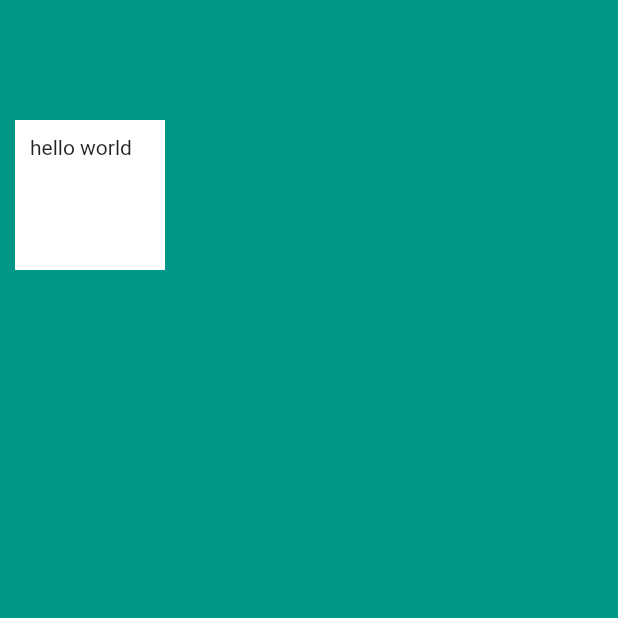
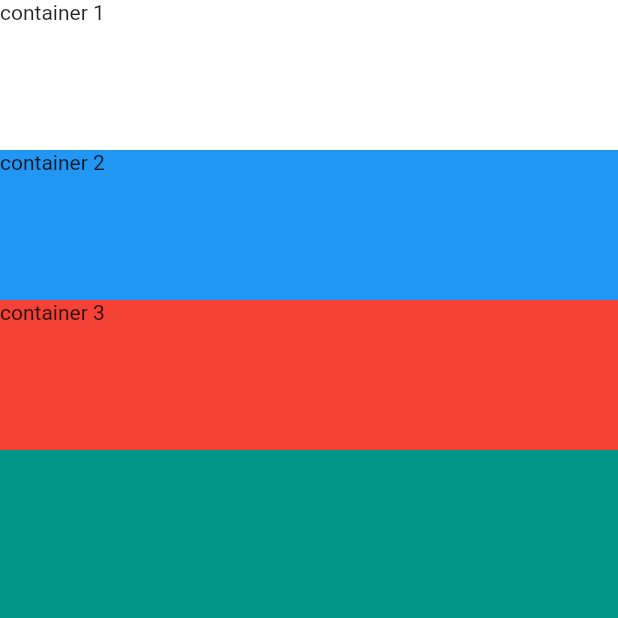
Before and after one commit to BasharAlQudah/Mobile_app_gp2, a Flutter app: the screen it shows after launch, on a phone screen of 412 x 824 dp, the top half of it. Run offline on Flutter 3.47's test engine with Material 2 defaults, Android fonts, the phone set to English and light mode, and no system bars.

Commit message:
Column and Rows

```diff
--- a/bashar_personal_app/lib/main.dart
+++ b/bashar_personal_app/lib/main.dart
@@ -12,13 +12,46 @@ class MyApp extends StatelessWidget {
       home: Scaffold(
         backgroundColor: Colors.teal,
         body: SafeArea(
-          child: Container(
-            height: 100,
-            width: 100,
-            margin: EdgeInsets.fromLTRB(10, 80, 3, 421),
-            padding: EdgeInsets.all(10),
-            color: Colors.white,
-            child: Text('hello world'),
+          child: Column(
+            mainAxisSize: MainAxisSize.min,
+            // verticalDirection: VerticalDirection.up,
+            crossAxisAlignment: CrossAxisAlignment.stretch,
+            // mainAxisAlignment: MainAxisAlignment.spaceEvenly,
+            children: [
+              Container(
+                height: 100,
+                width: 100,
+                // padding: const EdgeInsets.all(10),
+                // margin: const EdgeInsets.all(5),
+                color: Colors.white,
+                child: const Text('container 1 '),
+              ),
+              const SizedBox(
+                width: 10,
+              ),
+              Container(
+                width: 100.0,
+                height: 100.0,
+                color: Colors.blue,
+                // padding: const EdgeInsets.all(10),
+                // margin: const EdgeInsets.all(5),
+                child: const Text('container 2'),
+              ),
+              const SizedBox(
+                width: 10,
+              ),
+              Container(
+                width: 100.0,
+                height: 100.0,
+                color: Colors.red,
+                // padding: const EdgeInsets.all(10),
+                // margin: const EdgeInsets.all(5),
+                child: const Text('container 3'),
+              ),
+              const SizedBox(
+                width: 10,
+              ),
+            ],
           ),
         ),
       ),
```
